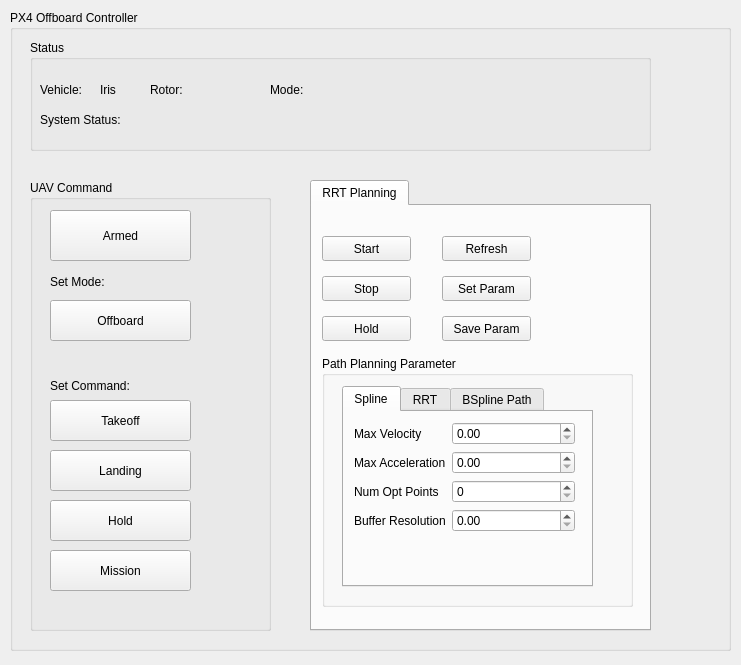
This is src/px4_trajectory_replanning/ui/offboardcontroller.ui in haritsahm/PX4-TrajectoryReplanning as Qt 5 draws it before an edit. The edited form follows.
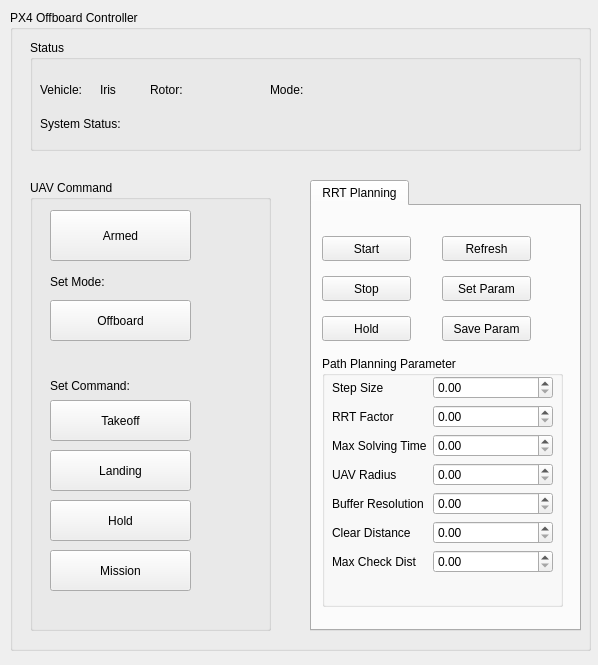
This is the edited form. The open tabs and pages were chosen to show the change.

```diff
--- a/src/px4_trajectory_replanning/ui/offboardcontroller.ui
+++ b/src/px4_trajectory_replanning/ui/offboardcontroller.ui
@@ -6,7 +6,7 @@
    <rect>
     <x>0</x>
     <y>0</y>
-    <width>741</width>
+    <width>598</width>
     <height>665</height>
    </rect>
   </property>
@@ -18,7 +18,7 @@
     <rect>
      <x>10</x>
      <y>10</y>
-     <width>721</width>
+     <width>581</width>
      <height>641</height>
     </rect>
    </property>
@@ -30,7 +30,7 @@
      <rect>
       <x>300</x>
       <y>170</y>
-      <width>341</width>
+      <width>271</width>
       <height>451</height>
      </rect>
     </property>
@@ -85,93 +85,20 @@
        <rect>
         <x>10</x>
         <y>150</y>
-        <width>311</width>
+        <width>241</width>
         <height>251</height>
        </rect>
       </property>
       <property name="title">
        <string>Path Planning Parameter</string>
       </property>
-      <widget class="QTabWidget" name="tab_mission_param">
-       <property name="geometry">
-        <rect>
-         <x>20</x>
-         <y>30</y>
-         <width>251</width>
-         <height>201</height>
-        </rect>
-       </property>
-       <property name="currentIndex">
-        <number>2</number>
-       </property>
-       <widget class="QWidget" name="tab_spline_param">
-        <attribute name="title">
-         <string>Spline</string>
-        </attribute>
-        <widget class="QWidget" name="formLayoutWidget">
-         <property name="geometry">
-          <rect>
-           <x>10</x>
-           <y>10</y>
-           <width>221</width>
-           <height>151</height>
-          </rect>
-         </property>
-         <layout class="QFormLayout" name="formLayout">
-          <item row="0" column="0">
-           <widget class="QLabel" name="label_3">
-            <property name="text">
-             <string>Max Velocity</string>
-            </property>
-           </widget>
-          </item>
-          <item row="0" column="1">
-           <widget class="QDoubleSpinBox" name="dspin_param_spline_maxvel"/>
-          </item>
-          <item row="1" column="0">
-           <widget class="QLabel" name="label_4">
-            <property name="text">
-             <string>Max Acceleration</string>
-            </property>
-           </widget>
-          </item>
-          <item row="2" column="0">
-           <widget class="QLabel" name="label_5">
-            <property name="text">
-             <string>Num Opt Points</string>
-            </property>
-           </widget>
-          </item>
-          <item row="1" column="1">
-           <widget class="QDoubleSpinBox" name="dspin_param_spline_accel"/>
-          </item>
-          <item row="2" column="1">
-           <widget class="QSpinBox" name="dspin_param_spline_numpts"/>
-          </item>
-          <item row="3" column="0">
-           <widget class="QLabel" name="label_6">
-            <property name="text">
-             <string>Buffer Resolution</string>
-            </property>
-           </widget>
-          </item>
-          <item row="3" column="1">
-           <widget class="QDoubleSpinBox" name="dspin_param_buff_res"/>
-          </item>
-         </layout>
-        </widget>
-       </widget>
-       <widget class="QWidget" name="tab_rrt_param">
-        <attribute name="title">
-         <string>RRT</string>
-        </attribute>
         <widget class="QWidget" name="formLayoutWidget_2">
          <property name="geometry">
           <rect>
            <x>10</x>
-           <y>10</y>
+         <y>20</y>
            <width>221</width>
-           <height>156</height>
+         <height>220</height>
           </rect>
          </property>
          <layout class="QFormLayout" name="formLayout_2">
@@ -182,6 +109,9 @@
             </property>
            </widget>
           </item>
+        <item row="0" column="1">
+         <widget class="QDoubleSpinBox" name="dspin_param_rrt_stepsize"/>
+        </item>
           <item row="1" column="0">
            <widget class="QLabel" name="label_8">
             <property name="text">
@@ -189,6 +119,9 @@
             </property>
            </widget>
           </item>
+        <item row="1" column="1">
+         <widget class="QDoubleSpinBox" name="dspin_param_rrt_factor"/>
+        </item>
           <item row="2" column="0">
            <widget class="QLabel" name="label_9">
             <property name="text">
@@ -196,89 +129,50 @@
             </property>
            </widget>
           </item>
-          <item row="3" column="0">
-           <widget class="QLabel" name="label_10">
-            <property name="text">
-             <string>Max Iteration</string>
-            </property>
-           </widget>
-          </item>
-          <item row="0" column="1">
-           <widget class="QDoubleSpinBox" name="dspin_param_rrt_stepsize"/>
-          </item>
-          <item row="1" column="1">
-           <widget class="QDoubleSpinBox" name="dspin_param_rrt_factor"/>
-          </item>
           <item row="2" column="1">
            <widget class="QDoubleSpinBox" name="dspin_param_rrt_solvt"/>
           </item>
-          <item row="4" column="0">
+        <item row="3" column="0">
            <widget class="QLabel" name="label_11">
             <property name="text">
              <string>UAV Radius</string>
             </property>
            </widget>
           </item>
-          <item row="4" column="1">
+        <item row="3" column="1">
            <widget class="QDoubleSpinBox" name="dspin_param_rrt_uavrad"/>
           </item>
-          <item row="3" column="1">
-           <widget class="QSpinBox" name="dspin_param_rrt_maxiter">
-            <property name="maximum">
-             <number>10000</number>
-            </property>
-           </widget>
-          </item>
-         </layout>
-        </widget>
-       </widget>
-       <widget class="QWidget" name="tab_path_param">
-        <attribute name="title">
-         <string>BSpline Path</string>
-        </attribute>
-        <widget class="QWidget" name="formLayoutWidget_3">
-         <property name="geometry">
-          <rect>
-           <x>10</x>
-           <y>10</y>
-           <width>221</width>
-           <height>92</height>
-          </rect>
-         </property>
-         <layout class="QFormLayout" name="formLayout_3">
-          <item row="0" column="0">
-           <widget class="QLabel" name="label_12">
+        <item row="4" column="0">
+         <widget class="QLabel" name="label_6">
             <property name="text">
-             <string>Num of Pt Window</string>
+           <string>Buffer Resolution</string>
             </property>
            </widget>
           </item>
-          <item row="1" column="0">
+        <item row="4" column="1">
+         <widget class="QDoubleSpinBox" name="dspin_param_buff_res"/>
+        </item>
+        <item row="5" column="0">
            <widget class="QLabel" name="label_13">
             <property name="text">
              <string>Clear Distance</string>
             </property>
            </widget>
           </item>
-          <item row="2" column="0">
+        <item row="6" column="0">
            <widget class="QLabel" name="label_14">
             <property name="text">
              <string>Max Check Dist</string>
             </property>
            </widget>
           </item>
-          <item row="1" column="1">
+        <item row="5" column="1">
            <widget class="QDoubleSpinBox" name="dspin_param_path_cleardist"/>
           </item>
-          <item row="2" column="1">
+        <item row="6" column="1">
            <widget class="QDoubleSpinBox" name="dspin_param_path_checkdist"/>
           </item>
-          <item row="0" column="1">
-           <widget class="QSpinBox" name="dspin_param_path_ptwindow"/>
-          </item>
-         </layout>
-        </widget>
-       </widget>
+       </layout>
       </widget>
      </widget>
      <widget class="QPushButton" name="mission_rrt_get_param">
@@ -558,7 +452,7 @@
      <rect>
       <x>20</x>
       <y>30</y>
-      <width>621</width>
+      <width>551</width>
       <height>111</height>
      </rect>
     </property>
@@ -647,9 +541,9 @@
      <property name="geometry">
       <rect>
        <x>10</x>
-       <y>60</y>
+       <y>68</y>
        <width>111</width>
-       <height>39</height>
+       <height>31</height>
       </rect>
      </property>
      <property name="text">
@@ -660,9 +554,9 @@
      <property name="geometry">
       <rect>
        <x>120</x>
-       <y>60</y>
+       <y>68</y>
        <width>211</width>
-       <height>39</height>
+       <height>31</height>
       </rect>
      </property>
      <property name="text">
```
Lines whose indentation alone changed are shown as unchanged.
